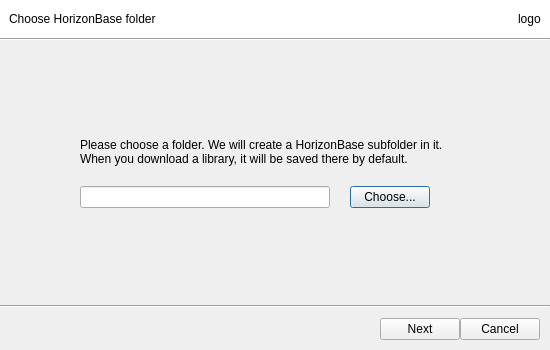
This is ui/init-seafile-dialog.ui in haiwen/seafile-client as Qt 5 draws it before an edit. The edited form follows.
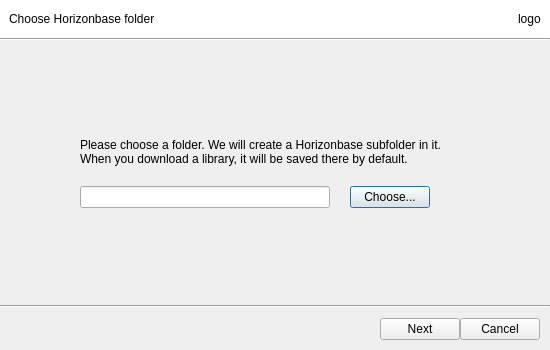
This is the edited form.

Commit message: correct HorizonBase to Horizonbase

Diff of the .ui file:
```diff
--- a/ui/init-seafile-dialog.ui
+++ b/ui/init-seafile-dialog.ui
@@ -44,7 +44,7 @@
          <string notr="true"/>
         </property>
         <property name="text">
-         <string>Choose HorizonBase folder</string>
+         <string>Choose Horizonbase folder</string>
         </property>
         <property name="margin">
          <number>0</number>
@@ -117,7 +117,7 @@
        <item>
         <widget class="QLabel" name="label">
          <property name="text">
-          <string>Please choose a folder. We will create a HorizonBase subfolder in it. When you download a library, it will be saved there by default.</string>
+          <string>Please choose a folder. We will create a Horizonbase subfolder in it. When you download a library, it will be saved there by default.</string>
          </property>
          <property name="wordWrap">
           <bool>true</bool>
```
The commit also changes 37 other files.
